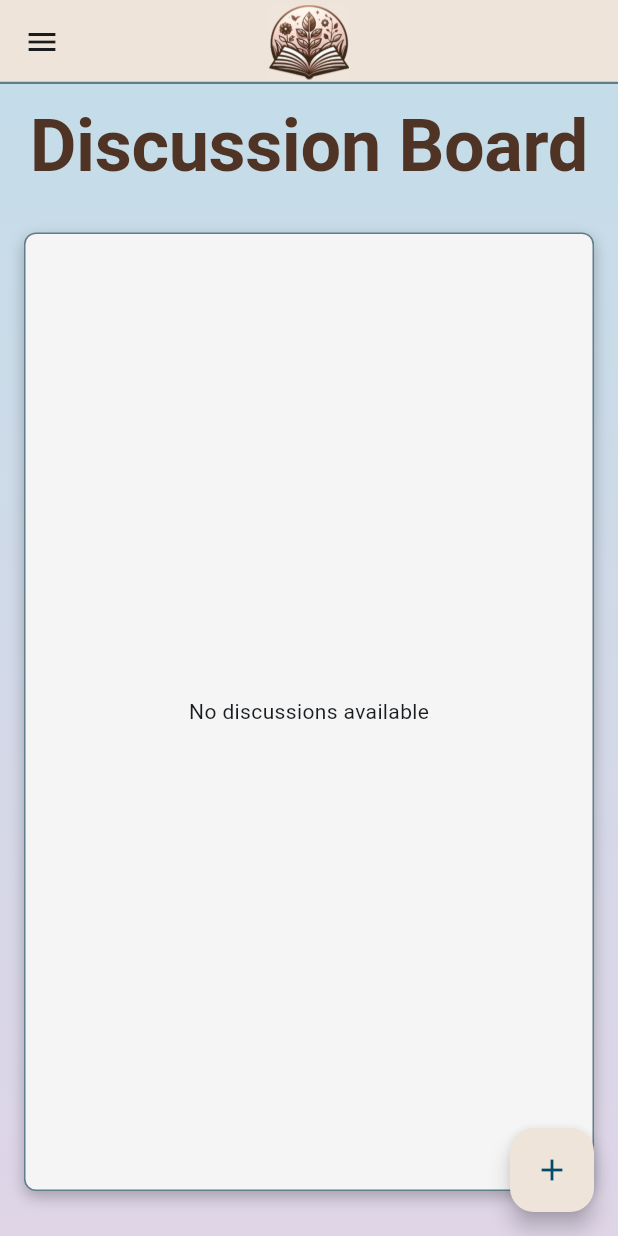
After one commit to Phizzle32/novel_nest, a Flutter app: the DiscussionBoardScreen screen opened directly, on a phone screen of 412 x 824 dp. The commit adds this screen. Run offline on Flutter 3.47's test engine with Material 3 defaults, Android fonts, the light colour scheme and no system bars; our stand-ins replace cloud_firestore, firebase_auth, firebase_core; accounts and stored records are empty.

Commit message:
Implement Discussion Board Screen

```diff
--- a/lib/main.dart
+++ b/lib/main.dart
@@ -40,6 +40,11 @@ class NovelNest extends StatelessWidget {
             fontWeight: FontWeight.bold,
             color: Color(0xFF4F3324),
           ),
+          headlineLarge: TextStyle(
+            fontSize: 36,
+            fontWeight: FontWeight.bold,
+            color: Color(0xFF4F3324),
+          ),
         ),
         elevatedButtonTheme: ElevatedButtonThemeData(
           style: ElevatedButton.styleFrom(
--- /dev/null
+++ b/lib/models/discussion.dart
@@ -0,0 +1,30 @@
+class Discussion {
+  final String id;
+  final String title;
+  final String author;
+  final String authorId;
+
+  Discussion({
+    required this.id,
+    required this.title,
+    required this.author,
+    required this.authorId,
+  });
+
+  factory Discussion.fromMap(String id, Map<String, dynamic> data) {
+    return Discussion(
+      id: id,
+      title: data['title'] ?? '',
+      author: data['author'] ?? '',
+      authorId: data['authorId'] ?? '',
+    );
+  }
+
+  Map<String, dynamic> toMap() {
+    return {
+      'title': title,
+      'author': author,
+      'authorId': authorId,
+    };
+  }
+}
--- /dev/null
+++ b/lib/screens/discussion_board_screen.dart
@@ -0,0 +1,159 @@
+import 'package:flutter/material.dart';
+import 'package:novel_nest/models/app_user.dart';
+import 'package:novel_nest/models/discussion.dart';
+import 'package:novel_nest/screens/discussion_screen.dart';
+import 'package:novel_nest/services/auth_service.dart';
+import 'package:novel_nest/services/firestore_service.dart';
+import 'package:novel_nest/widgets/discussion_dialog.dart';
+import 'package:novel_nest/widgets/novel_nest_app_bar.dart';
+import 'package:novel_nest/widgets/novel_nest_drawer.dart';
+import 'package:provider/provider.dart';
+
+class DiscussionBoardScreen extends StatefulWidget {
+  const DiscussionBoardScreen({super.key});
+
+  @override
+  State<DiscussionBoardScreen> createState() => _DiscussionBoardScreenState();
+}
+
+class _DiscussionBoardScreenState extends State<DiscussionBoardScreen> {
+  AppUser? currentUser;
+
+  @override
+  void initState() {
+    super.initState();
+    _fetchUserData();
+  }
+
+  Future<void> _fetchUserData() async {
+    final authService = context.read<AuthService>();
+    final user = await authService.getCurrentUser();
+    setState(() {
+      currentUser = user;
+    });
+  }
+
+  void _addDiscussion() {
+    showDialog(
+      context: context,
+      builder: (context) => DiscussionDialog(),
+    );
+  }
+
+  @override
+  Widget build(BuildContext context) {
+    final firestoreService = context.read<FirestoreService>();
+
+    return Scaffold(
+      appBar: const NovelNestAppBar(),
+      drawer: const NovelNestDrawer(),
+      body: Container(
+        width: double.infinity,
+        height: double.infinity,
+        decoration: BoxDecoration(
+          gradient: LinearGradient(
+            colors: [
+              const Color(0xFFC4DDE9),
+              const Color(0xFFDFD5E7),
+            ],
+            begin: Alignment.topCenter,
+            end: Alignment.bottomCenter,
+          ),
+        ),
+        child: Column(
+          children: [
+            Padding(
+              padding: const EdgeInsets.only(top: 15),
+              child: Text(
+                'Discussion Board',
+                style: Theme.of(context).textTheme.displayLarge,
+              ),
+            ),
+            Expanded(
+              child: Container(
+                margin: const EdgeInsets.symmetric(
+                  horizontal: 16,
+                  vertical: 30,
+                ),
+                padding: const EdgeInsets.all(8),
+                decoration: BoxDecoration(
+                  borderRadius: BorderRadius.circular(8),
+                  border: Border.all(color: Colors.blueGrey),
+                  color: const Color(0xFFF5F5F5),
+                  boxShadow: [
+                    BoxShadow(
+                      color: Colors.black26,
+                      blurRadius: 8,
+                      offset: Offset(0, 4),
+                    ),
+                  ],
+                ),
+                child: StreamBuilder<List<Discussion>>(
+                  stream: firestoreService.getDiscussionsStream(),
+                  builder: (context, snapshot) {
+                    if (snapshot.connectionState == ConnectionState.waiting) {
+                      return const Center(child: CircularProgressIndicator());
+                    }
+                    if (snapshot.hasError) {
+                      return const Center(
+                          child: Text('Failed to load discussions'));
+                    }
+                    final discussions = snapshot.data ?? [];
+                    if (discussions.isEmpty) {
+                      return const Center(
+                          child: Text('No discussions available'));
+                    }
+
+                    return ListView.builder(
+                      itemCount: discussions.length,
+                      itemBuilder: (context, index) {
+                        final discussion = discussions[index];
+                        return Container(
+                          margin: EdgeInsets.only(bottom: 8),
+                          decoration: BoxDecoration(
+                            border: Border.all(color: Colors.black),
+                            borderRadius: BorderRadius.circular(8),
+                            color: Colors.white,
+                          ),
+                          child: ListTile(
+                            title: Text(discussion.title),
+                            subtitle: Text('By ${discussion.author}'),
+                            onTap: () {
+                              Navigator.push(
+                                context,
+                                MaterialPageRoute(
+                                  builder: (context) =>
+                                      DiscussionScreen(discussion: discussion),
+                                ),
+                              );
+                            },
+                            onLongPress: () {
+                              if (discussion.authorId == currentUser?.id) {
+                                showDialog(
+                                  context: context,
+                                  builder: (context) => DiscussionDialog(
+                                    editDiscussion: discussion,
+                                  ),
+                                );
+                              }
+                            },
+                          ),
+                        );
+                      },
+                    );
+                  },
+                ),
+              ),
+            ),
+          ],
+        ),
+      ),
+      floatingActionButton: FloatingActionButton(
+        onPressed: _addDiscussion,
+        tooltip: 'Add Discussion',
+        backgroundColor: const Color(0xFFEFE4DA),
+        child: const Icon(Icons.add),
+      ),
+    );
+  }
+}
--- a/lib/services/firestore_service.dart
+++ b/lib/services/firestore_service.dart
@@ -1,5 +1,6 @@
 import 'package:cloud_firestore/cloud_firestore.dart';
 import 'package:novel_nest/models/app_user.dart';
+import 'package:novel_nest/models/discussion.dart';
 
 class FirestoreService {
   final FirebaseFirestore _firestore = FirebaseFirestore.instance;
@@ -52,6 +53,46 @@ class FirestoreService {
     }
   }
 
+  // Add discussion to Firestore
+  Future<void> addDiscussion({
+    required String title,
+    required AppUser author,
+  }) async {
+    try {
+      await _firestore.collection('Discussions').add({
+        'title': title,
+        'author': author.displayName,
+        'authorId': author.id,
+      });
+    } catch (e) {
+      throw Exception('Failed to add discussion: $e');
+    }
+  }
+
+  // Update discussion in Firestore
+  Future<void> updateDiscussion({
+    required String discussionId,
+    required String title,
+  }) async {
+    try {
+      await _firestore.collection('Discussions').doc(discussionId).update({
+        'title': title,
+      });
+    } catch (e) {
+      throw Exception('Failed to update user: $e');
+    }
+  }
+
+  // Delete user from Firestore
+  Future<void> deleteDiscussion(String discussionId) async {
+    try {
+      await _firestore.collection('Discussions').doc(discussionId).delete();
+      // TODO: delete messages associated with the discussion
+    } catch (e) {
+      throw Exception('Failed to delete discussion: $e');
+    }
+  }
+
   // Get user by ID from Firestore
   Future<AppUser?> getUserById(String userId) async {
     try {
@@ -76,4 +117,13 @@ class FirestoreService {
       return [];
     }
   }
+
+  // Get real-time stream of discussions
+  Stream<List<Discussion>> getDiscussionsStream() {
+    return _firestore.collection('Discussions').snapshots().map((snapshot) {
+      return snapshot.docs.map((doc) {
+        return Discussion.fromMap(doc.id, doc.data());
+      }).toList();
+    });
+  }
 }
--- a/lib/widgets/novel_nest_app_bar.dart
+++ b/lib/widgets/novel_nest_app_bar.dart
@@ -35,6 +35,9 @@ class NovelNestAppBar extends StatelessWidget implements PreferredSizeWidget {
               },
               icon: const Icon(Icons.menu),
             ),
+      shape: const Border(
+        bottom: BorderSide(color: Colors.blueGrey, width: 1.5),
+      ),
     );
   }
 }
```
Also changed, not shown: lib/screens/discussion_screen.dart (added, +26 -0 lines), lib/widgets/discussion_dialog.dart (added, +140 -0 lines), lib/widgets/novel_nest_drawer.dart (+5 -3 lines).
